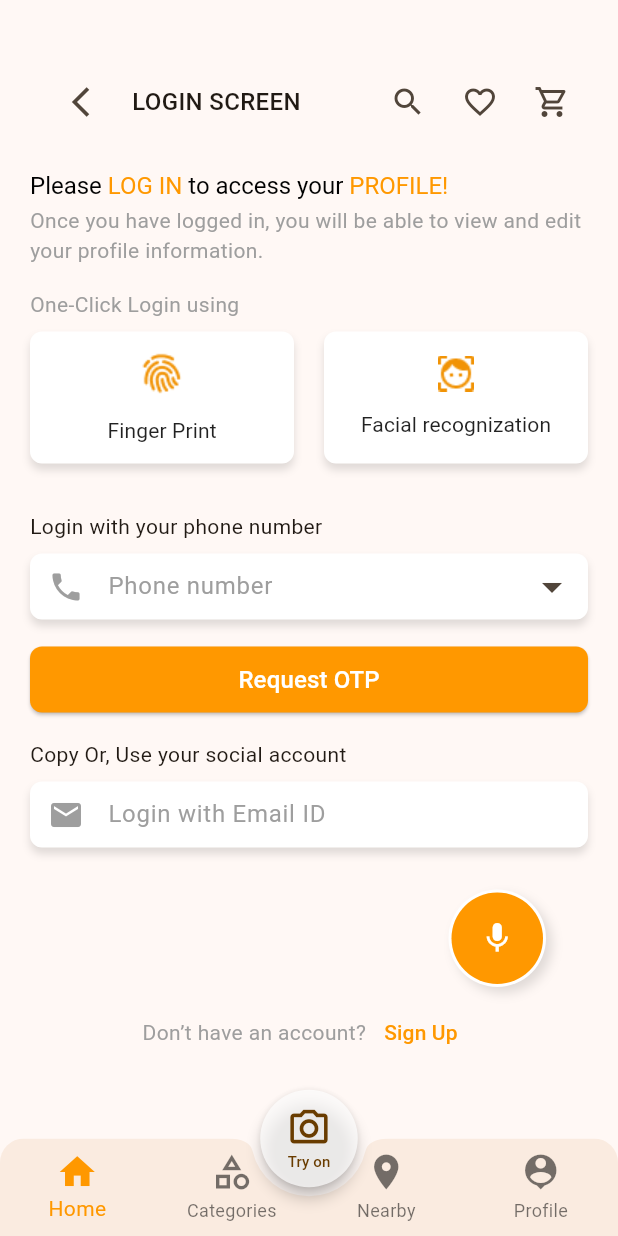
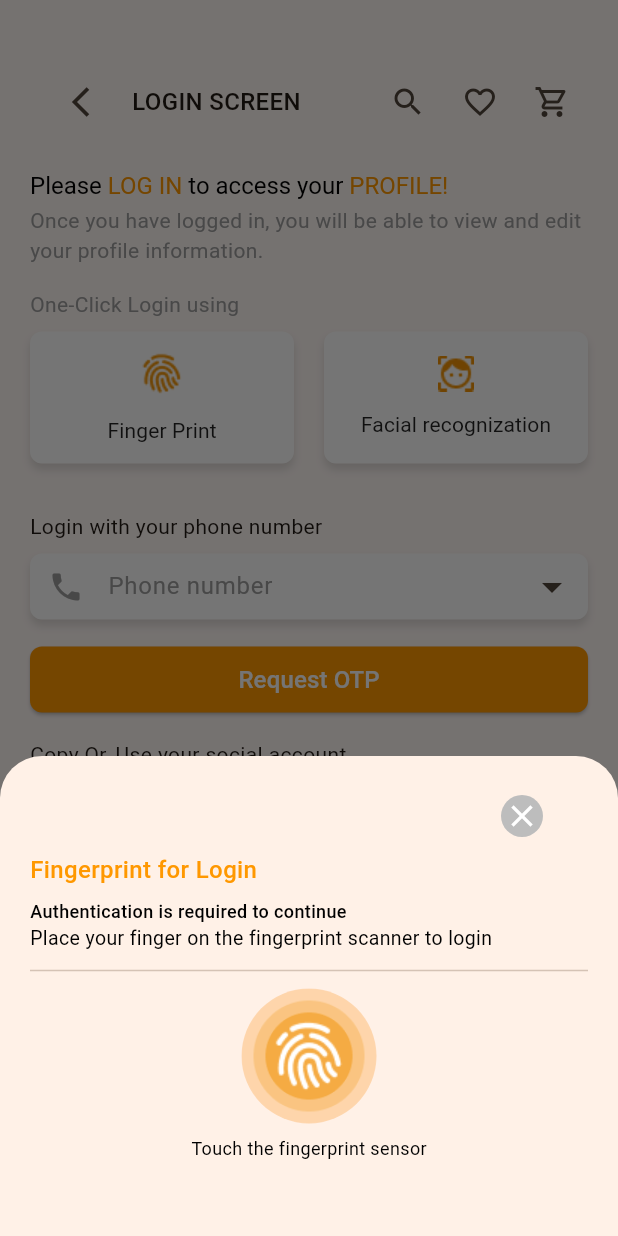
Before and after one commit to kghSachin/taks_in, a Flutter app: the screen it shows after launch, after a tap on "Finger Print", on a phone screen of 412 x 824 dp. Run offline on Flutter 3.47's test engine with Material 2 defaults, Android fonts, the phone set to English and light mode, and no system bars; Roboto replaces fonts that are missing (Nunito, Poppins).

Commit message:
fingerprint and face bottom sheet done

```diff
--- a/lib/widgets/finger_print.dart
+++ b/lib/widgets/finger_print.dart
@@ -1,4 +1,5 @@
 import 'package:flutter/material.dart';
+import 'package:taskassigned/widgets/model_bottomsheet.dart';
 
 class FingerPrint extends StatelessWidget {
   const FingerPrint({super.key});
@@ -20,7 +21,13 @@ class FingerPrint extends StatelessWidget {
         ],
       ),
       child: MaterialButton(
-        onPressed: () {},
+        onPressed: () {
+          showModalBottomSheet(
+              context: context,
+              builder: (context) {
+                return const FingerPrintModelSheet();
+              });
+        },
         child: Column(
           mainAxisAlignment: MainAxisAlignment.center,
           children: [
--- /dev/null
+++ b/lib/widgets/model_bottomsheet.dart
@@ -0,0 +1,91 @@
+import 'package:flutter/material.dart';
+
+class FingerPrintModelSheet extends StatelessWidget {
+  const FingerPrintModelSheet({super.key});
+
+  @override
+  Widget build(BuildContext context) {
+    // Size size = MediaQuery.of(context).size;
+    return Container(
+      decoration: const BoxDecoration(
+        borderRadius: BorderRadius.only(
+            topLeft: Radius.circular(24), topRight: Radius.circular(24)),
+      ),
+      padding: const EdgeInsets.fromLTRB(20, 16, 20, 42),
+      height: 320,
+      child: Column(
+        mainAxisAlignment: MainAxisAlignment.start,
+        crossAxisAlignment: CrossAxisAlignment.start,
+        children: [
+          Row(
+            mainAxisAlignment: MainAxisAlignment.end,
+            children: [
+              MaterialButton(
+                padding: EdgeInsets.zero,
+                onPressed: () {
+                  Navigator.pop(context);
+                },
+                child: CircleAvatar(
+                  radius: 14,
+                  backgroundColor: Colors.grey[400],
+                  child: const Icon(Icons.close, color: Colors.white),
+                ),
+              ),
+            ],
+          ),
+          const Text(
+            "Fingerprint for Login",
+            style: TextStyle(
+              fontSize: 16,
+              fontFamily: "Poppins",
+              fontWeight: FontWeight.w500,
+              color: Colors.orange,
+            ),
+          ),
+          const SizedBox(
+            height: 8,
+          ),
+          const Text(
+            "Authentication is required to continue",
+            style: TextStyle(
+              fontSize: 12,
+              fontFamily: "Poppins",
+              fontWeight: FontWeight.w500,
+              color: Colors.black,
+            ),
+          ),
+          const Text(
+            "Place your finger on the fingerprint scanner to login",
+            style: TextStyle(
+              fontSize: 13,
+              fontFamily: "Poppins",
+              fontWeight: FontWeight.w400,
+              color: Colors.black,
+            ),
+          ),
+          const Divider(
+            height: 24,
+          ),
+          Center(
+            child: CircleAvatar(
+                radius: 45,
+                backgroundImage: const AssetImage("assets/icons/circle.png"),
+                child: Image.asset("assets/icons/finger_white.png")),
+          ),
+          const SizedBox(
+            height: 8,
+          ),
+          const Center(
+            child: Text("Touch the fingerprint sensor",
+                style: TextStyle(
+                  fontSize: 12,
+                  fontFamily: "Poppins",
+                  fontWeight: FontWeight.w400,
+                  color: Colors.black,
+                )),
+          ),
+        ],
+      ),
+    );
+  }
+}
```
Also changed, not shown: lib/widgets/face_recognization.dart (+9 -1 lines), lib/widgets/facial_bottomsheet.dart (added, +103 -0 lines), assets/icons/circle.png (added), assets/icons/finger_white.png (added), assets/icons/mdi_facial-recognition.png (added).
